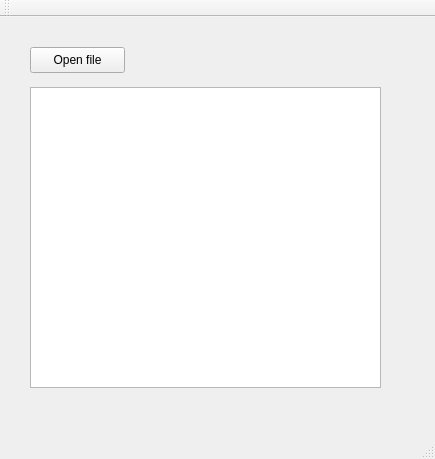
Old version of the form turi/mainwindow.ui in the repository traumgedanken/turing-visual.
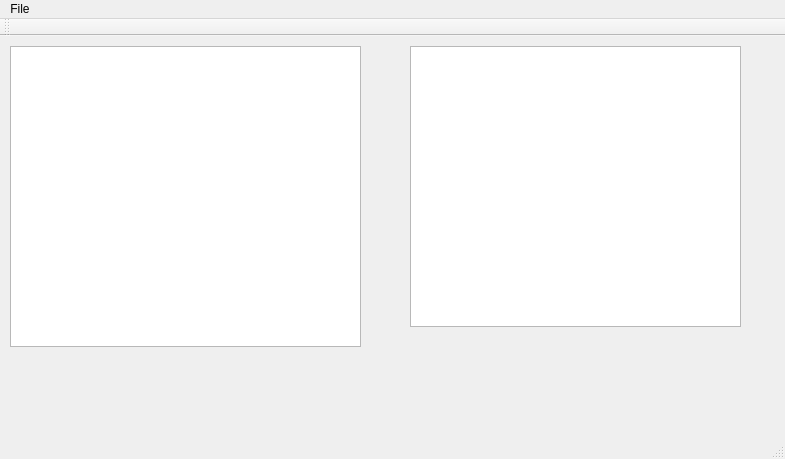
New version of the form.

What changed in the file:
```diff
--- a/turi/mainwindow.ui
+++ b/turi/mainwindow.ui
@@ -6,7 +6,7 @@
    <rect>
     <x>0</x>
     <y>0</y>
-    <width>435</width>
+    <width>785</width>
     <height>459</height>
    </rect>
   </property>
@@ -14,29 +14,26 @@
    <string>MainWindow</string>
   </property>
   <widget class="QWidget" name="centralWidget">
-   <widget class="QPushButton" name="openFileBtn">
-    <property name="geometry">
-     <rect>
-      <x>30</x>
-      <y>30</y>
-      <width>95</width>
-      <height>26</height>
-     </rect>
-    </property>
-    <property name="text">
-     <string>Open file</string>
-    </property>
-   </widget>
    <widget class="QTextEdit" name="codeEdit">
     <property name="geometry">
      <rect>
-      <x>30</x>
-      <y>70</y>
+      <x>10</x>
+      <y>10</y>
       <width>351</width>
       <height>301</height>
      </rect>
     </property>
    </widget>
+   <widget class="QListWidget" name="errorsList">
+    <property name="geometry">
+     <rect>
+      <x>410</x>
+      <y>10</y>
+      <width>331</width>
+      <height>281</height>
+     </rect>
+    </property>
+   </widget>
   </widget>
   <widget class="QStatusBar" name="statusBar"/>
   <widget class="QToolBar" name="mainToolBar">
@@ -52,10 +49,20 @@
     <rect>
      <x>0</x>
      <y>0</y>
-     <width>435</width>
+     <width>785</width>
      <height>23</height>
     </rect>
    </property>
+   <widget class="QMenu" name="menuFile">
+    <property name="title">
+     <string>File</string>
+    </property>
+    <addaction name="actionOpen"/>
+    <addaction name="actionSave"/>
+    <addaction name="actionSave_as"/>
+    <addaction name="actionExit"/>
+   </widget>
+   <addaction name="menuFile"/>
   </widget>
  </widget>
  <layoutdefault spacing="6" margin="11"/>
```
Left out of the diff: 41 changed lines with no effect on the pictures.
